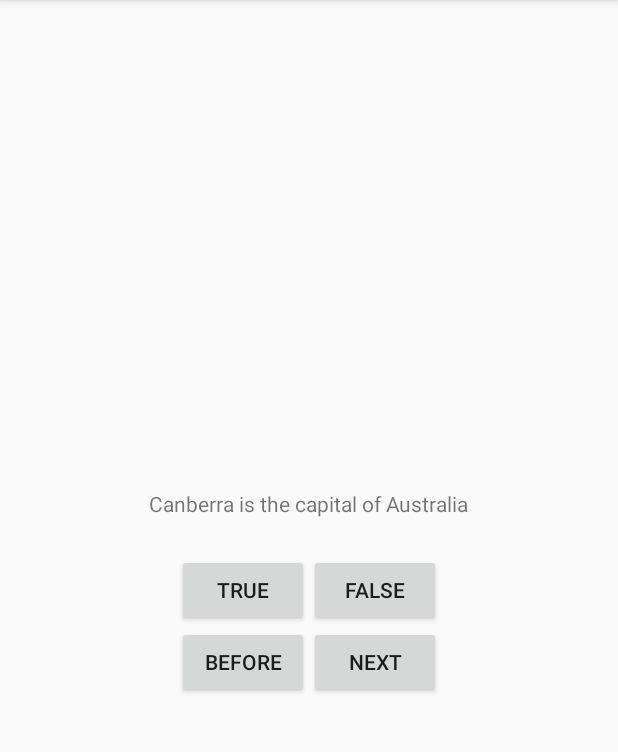
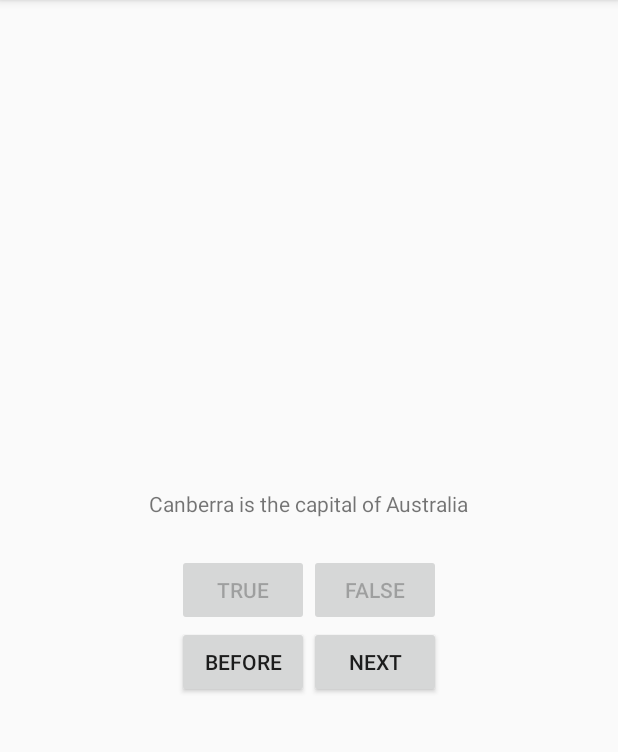
Before and after one commit to Frankie97Liu/GeoQuiz, an Android app: the screen it shows after launch (MainActivity), after a tap on "TRUE", on a phone screen of 412 x 824 dp, the part 84-836 px from its top. Run offline under Robolectric (Android 15) with nearby library versions, the phone set to English and light mode, and no system bars.

Commit message:
保存数据以应对旋转，禁止一题多答，评分

```diff
--- a/app/src/main/java/com/example/geoquiz/MainActivity.java
+++ b/app/src/main/java/com/example/geoquiz/MainActivity.java
@@ -30,35 +30,49 @@ public class MainActivity extends AppCompatActivity {
 
     private TextView mQuestionText;
 
+    private static final String KEY_INDEX = "index";
+    private static final String KEY_ANSWER = "answer";
+
+    //正确答题数目
+    private double mCorrectAnswer = 0;
+
+    //回答问题总数
+    private double answerLength = 0;
+
     @Override
     protected void onCreate(Bundle savedInstanceState) {
         super.onCreate(savedInstanceState);
         setContentView(R.layout.activity_main);
 
+        //检查存储的bundle数据
+        if (savedInstanceState!=null){
+            mCurrentIndex = savedInstanceState.getInt(KEY_INDEX,0);
+
+            int[] answerList = savedInstanceState.getIntArray(KEY_ANSWER);
+            for (int i = 0;i<mQuestions.length; i++){
+                mQuestions[i].setIsAnswered(answerList[i]);
+            }
+        }
+
         mQuestionText = findViewById(R.id.question_text_view);
-        //获取当前信息问题的序号
-        //int question = mQuestions[mCurrentIndex].getTextResId();
-        //mQuestionText.setText(question);
-        updateQuestion();
-
 
         mTrueButton = findViewById(R.id.true_button);
+        mFalseButton = findViewById(R.id.false_button);
+        mPreButton = findViewById(R.id.pre_button);
+        mNextButton = findViewById(R.id.next_button);
+
         mTrueButton.setOnClickListener(new View.OnClickListener() {
             @Override
             public void onClick(View view) {
                checkQuestion(true);
             }
         });
-
-        mFalseButton = findViewById(R.id.false_button);
         mFalseButton.setOnClickListener(new View.OnClickListener() {
             @Override
             public void onClick(View view) {
                 checkQuestion(false);
             }
         });
-
-        mPreButton = findViewById(R.id.pre_button);
         mPreButton.setOnClickListener(new View.OnClickListener() {
             @Override
             public void onClick(View view) {
@@ -70,17 +84,37 @@ public class MainActivity extends AppCompatActivity {
                 updateQuestion();
             }
         });
-
-        mNextButton = findViewById(R.id.next_button);
         mNextButton.setOnClickListener(new View.OnClickListener() {
             @Override
             public void onClick(View view) {
                 mCurrentIndex = (mCurrentIndex + 1) % mQuestions.length;
-                //int question = mQuestions[mCurrentIndex].getTextResId();
-                //mQuestionText.setText(question);
                 updateQuestion();
+                answerLength++;
+                showScore();
             }
         });
+
+        //显示当前界面
+        updateQuestion();
+    }
+
+    /**
+     * 保存数据以应对屏幕旋转
+     * @param outState
+     */
+    @Override
+    protected void onSaveInstanceState(Bundle outState) {
+        super.onSaveInstanceState(outState);
+        //保存题目序号
+        outState.putInt(KEY_INDEX,mCurrentIndex);
+
+        //创建已经答题的列表
+        int[] answerList = new int[mQuestions.length];
+        for (int i = 0; i<mQuestions.length; i++){
+            answerList[i] = mQuestions[i].getIsAnswered();
+        }
+        //保存已经答过题的列表
+        outState.putIntArray(KEY_ANSWER,answerList);
     }
 
     /**
@@ -89,6 +123,8 @@ public class MainActivity extends AppCompatActivity {
     private void updateQuestion(){
         int question = mQuestions[mCurrentIndex].getTextResId();
         mQuestionText.setText(question);
+        //判断代码的可见性
+        ButtonEnabled();
     }
 
     /**
@@ -99,16 +135,46 @@ public class MainActivity extends AppCompatActivity {
 
         int messageResId = 0;
 
+        //显示已答过该题
+        mQuestions[mCurrentIndex].setIsAnswered(1);
+
         if (userPressedTrue == answerIsTrue){
             messageResId = R.string.correct_toast;
+            mCorrectAnswer++;
 
         }else {
             messageResId = R.string.incorrect_toast;
         }
+
+        ButtonEnabled();
 
         Toast mToast = Toast.makeText(getApplicationContext(),messageResId,Toast.LENGTH_SHORT);
         //设置Toast的重力值
         mToast.setGravity(Gravity.TOP,0,200);
         mToast.show();
     }
+
+    /**
+     * 显示按钮的可见性
+     */
+    private void ButtonEnabled(){
+        if (mQuestions[mCurrentIndex].getIsAnswered()>0){
+            mTrueButton.setEnabled(false);
+            mFalseButton.setEnabled(false);
+        }else{
+            mTrueButton.setEnabled(true);
+            mFalseButton.setEnabled(true);
+        }
+    }
+
+    /**
+     * 显示最后得分
+     */
+    private void showScore(){
+        if (answerLength == mQuestions.length){
+            double i = mCorrectAnswer / mQuestions.length;
+            double score = i * 100;
+            Toast.makeText(this, String.valueOf(score), Toast.LENGTH_SHORT).show();
+        }
+    }
 }
--- a/app/src/main/java/com/example/geoquiz/Question.java
+++ b/app/src/main/java/com/example/geoquiz/Question.java
@@ -4,10 +4,12 @@ public class Question {
 
     private int mTextResId;
     private boolean mAnswerTrue;
+    private int isAnswered;
 
     public Question(int textResId,boolean answerTrue){
         mTextResId = textResId;
         mAnswerTrue = answerTrue;
+        isAnswered = 0;
     }
 
     public int getTextResId() {
@@ -25,4 +27,12 @@ public class Question {
     public void setAnswerTrue(boolean answerTrue) {
         mAnswerTrue = answerTrue;
     }
+
+    public int getIsAnswered() {
+        return isAnswered;
+    }
+
+    public void setIsAnswered(int isAnswered) {
+        this.isAnswered = isAnswered;
+    }
 }
--- /dev/null
+++ b/app/src/main/res/layout-land/activity_main.xml
@@ -0,0 +1,55 @@
+<?xml version="1.0" encoding="utf-8"?>
+<FrameLayout xmlns:android="http://schemas.android.com/apk/res/android"
+    xmlns:tools="http://schemas.android.com/tools"
+    android:layout_width="match_parent"
+    android:layout_height="match_parent">
+
+    <TextView
+        android:id="@+id/question_text_view"
+        android:layout_width="wrap_content"
+        android:layout_height="wrap_content"
+        android:layout_gravity="center_horizontal"
+        android:layout_marginTop="50dp"
+        android:padding="24dp">
+    </TextView>
+
+    <LinearLayout
+        android:orientation="horizontal"
+        android:layout_width="wrap_content"
+        android:layout_height="wrap_content"
+        android:layout_gravity="center_vertical|center_horizontal">
+
+        <Button
+            android:id="@+id/true_button"
+            android:layout_width="wrap_content"
+            android:layout_height="wrap_content"
+            android:text="@string/true_button"/>
+
+        <Button
+            android:id="@+id/false_button"
+            android:layout_width="wrap_content"
+            android:layout_height="wrap_content"
+            android:text="@string/false_button"/>
+    </LinearLayout>
+
+    <LinearLayout
+        android:orientation="horizontal"
+        android:layout_width="wrap_content"
+        android:layout_height="wrap_content"
+        android:layout_gravity="bottom|end">
+
+        <Button
+            android:id="@+id/pre_button"
+            android:layout_width="wrap_content"
+            android:layout_height="wrap_content"
+            android:text="@string/before_button"/>
+
+        <Button
+            android:id="@+id/next_button"
+            android:layout_width="wrap_content"
+            android:layout_height="wrap_content"
+            android:text="@string/next_button"/>
+
+    </LinearLayout>
+
+</FrameLayout>
```
